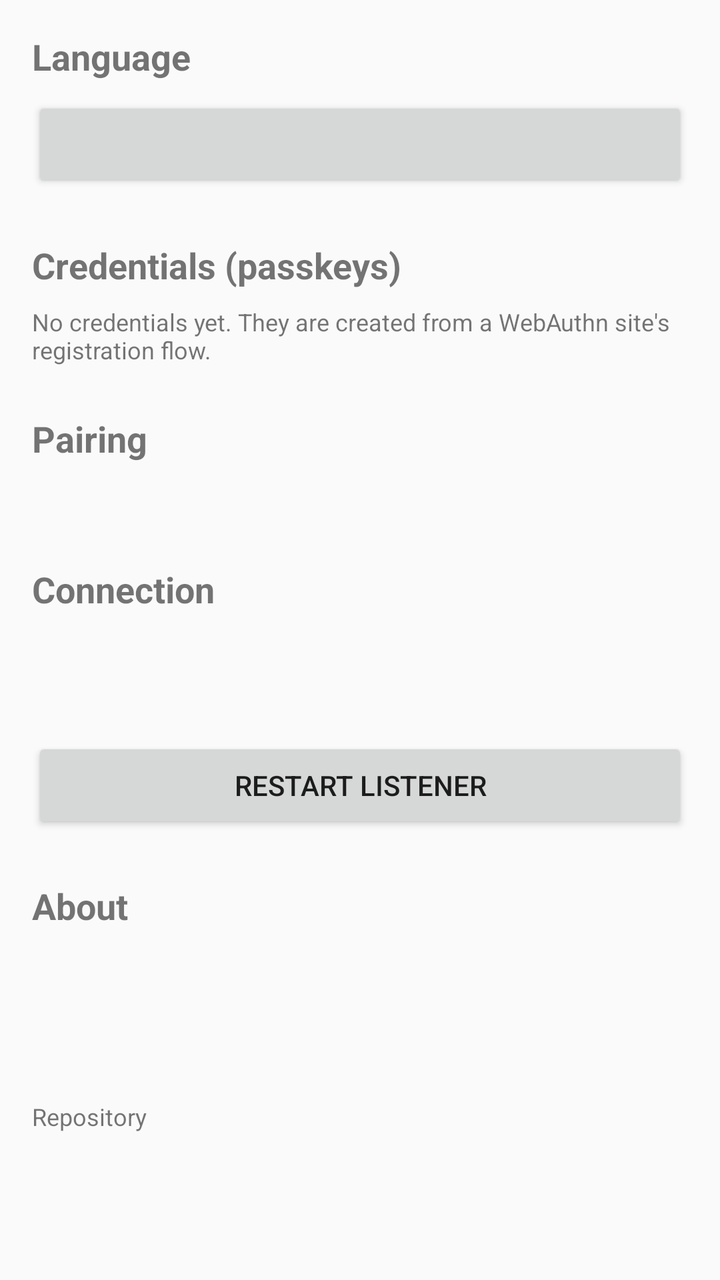
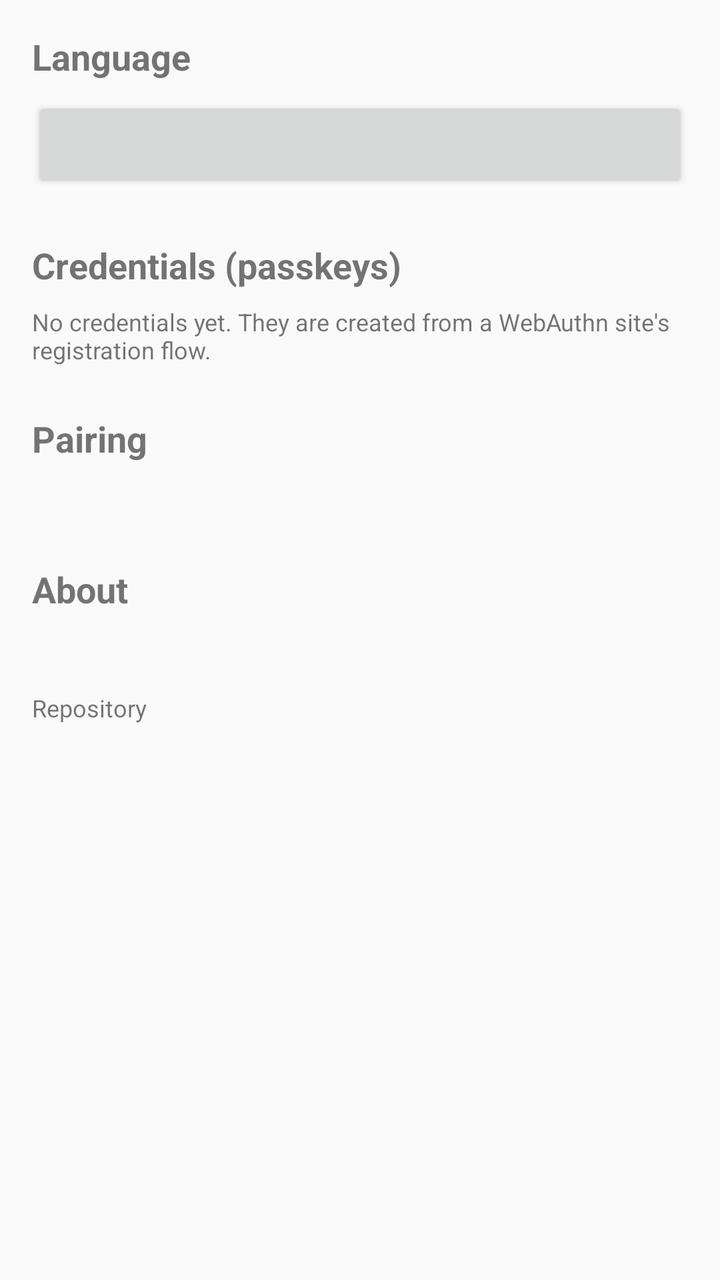

Before-and-after screenshots of an Android layout around one commit, followed by the original layout XML and the change that was made.
<!-- AndroidManifest.xml: application theme Theme.PhoneFido -->
<!-- res/layout/activity_settings.xml -->
<?xml version="1.0" encoding="utf-8"?>
<ScrollView xmlns:android="http://schemas.android.com/apk/res/android"
    android:layout_width="match_parent"
    android:layout_height="match_parent" android:id="@+id/rootSettings">

    <LinearLayout
        android:layout_width="match_parent"
        android:layout_height="wrap_content"
        android:orientation="vertical"
        android:padding="16dp">

        
        <TextView
            android:layout_width="wrap_content"
            android:layout_height="wrap_content"
            android:text="@string/settings_language_title"
            android:textSize="18sp"
            android:textStyle="bold" />

        <Button
            android:id="@+id/btnLanguage"
            android:layout_width="match_parent"
            android:layout_height="wrap_content"
            android:layout_marginTop="8dp" />

        
        <TextView
            android:layout_width="wrap_content"
            android:layout_height="wrap_content"
            android:layout_marginTop="24dp"
            android:text="@string/credentials_title"
            android:textSize="18sp"
            android:textStyle="bold" />

        <TextView
            android:id="@+id/tvSettingsNoCredentials"
            android:layout_width="match_parent"
            android:layout_height="wrap_content"
            android:layout_marginTop="8dp"
            android:text="@string/no_credentials"
            android:textSize="12sp" />

        <LinearLayout
            android:id="@+id/llSettingsCredentials"
            android:layout_width="match_parent"
            android:layout_height="wrap_content"
            android:orientation="vertical" />

        
        <TextView
            android:layout_width="wrap_content"
            android:layout_height="wrap_content"
            android:layout_marginTop="24dp"
            android:text="@string/pairing_title"
            android:textSize="18sp"
            android:textStyle="bold" />

        <TextView
            android:id="@+id/tvPairingState"
            android:layout_width="match_parent"
            android:layout_height="wrap_content"
            android:layout_marginTop="8dp"
            android:textSize="14sp" />

        <LinearLayout
            android:id="@+id/llSettingsPaired"
            android:layout_width="match_parent"
            android:layout_height="wrap_content"
            android:orientation="vertical"
            android:visibility="gone">

            <TextView
                android:layout_width="wrap_content"
                android:layout_height="wrap_content"
                android:layout_marginTop="12dp"
                android:text="@string/sas_label"
                android:textSize="12sp" />

            <TextView
                android:id="@+id/tvSettingsSas"
                android:layout_width="wrap_content"
                android:layout_height="wrap_content"
                android:layout_marginTop="4dp"
                android:fontFamily="monospace"
                android:textSize="20sp"
                android:textStyle="bold" />

            <TextView
                android:layout_width="match_parent"
                android:layout_height="wrap_content"
                android:layout_marginTop="4dp"
                android:text="@string/sas_help"
                android:textSize="12sp" />

            <Button
                android:id="@+id/btnCopyPsk"
                android:layout_width="match_parent"
                android:layout_height="wrap_content"
                android:layout_marginTop="12dp"
                android:text="@string/settings_copy_psk" />

            <Button
                android:id="@+id/btnRegeneratePskSettings"
                android:layout_width="match_parent"
                android:layout_height="wrap_content"
                android:text="@string/btn_regenerate_psk" />

            <Button
                android:id="@+id/btnPairQrSettings"
                android:layout_width="match_parent"
                android:layout_height="wrap_content"
                android:text="@string/btn_pair_qr" />
        </LinearLayout>

        <LinearLayout
            android:id="@+id/llSettingsUnpaired"
            android:layout_width="match_parent"
            android:layout_height="wrap_content"
            android:orientation="vertical"
            android:visibility="gone">

            <TextView
                android:layout_width="match_parent"
                android:layout_height="wrap_content"
                android:layout_marginTop="8dp"
                android:text="@string/unpaired_help"
                android:textSize="12sp" />

            <Button
                android:id="@+id/btnGeneratePskSettings"
                android:layout_width="match_parent"
                android:layout_height="wrap_content"
                android:layout_marginTop="8dp"
                android:text="@string/btn_generate_psk" />

            <Button
                android:id="@+id/btnPairQrSettingsUnpaired"
                android:layout_width="match_parent"
                android:layout_height="wrap_content"
                android:layout_marginTop="8dp"
                android:text="@string/btn_pair_qr" />
        </LinearLayout>

        
        <TextView
            android:layout_width="wrap_content"
            android:layout_height="wrap_content"
            android:layout_marginTop="24dp"
            android:text="@string/status_title"
            android:textSize="18sp"
            android:textStyle="bold" />

        <TextView
            android:id="@+id/tvSettingsListener"
            android:layout_width="match_parent"
            android:layout_height="wrap_content"
            android:layout_marginTop="8dp"
            android:textSize="14sp" />

        <TextView
            android:id="@+id/tvSettingsConnection"
            android:layout_width="match_parent"
            android:layout_height="wrap_content"
            android:layout_marginTop="4dp"
            android:textSize="14sp" />

        <Button
            android:id="@+id/btnRestartListener"
            android:layout_width="match_parent"
            android:layout_height="wrap_content"
            android:layout_marginTop="12dp"
            android:text="@string/settings_restart_listener" />

        
        <TextView
            android:layout_width="wrap_content"
            android:layout_height="wrap_content"
            android:layout_marginTop="24dp"
            android:text="@string/settings_about_title"
            android:textSize="18sp"
            android:textStyle="bold" />

        <TextView
            android:id="@+id/tvAboutVersion"
            android:layout_width="match_parent"
            android:layout_height="wrap_content"
            android:layout_marginTop="8dp"
            android:textSize="14sp" />

        <TextView
            android:id="@+id/tvAboutProtocol"
            android:layout_width="match_parent"
            android:layout_height="wrap_content"
            android:layout_marginTop="4dp"
            android:textSize="14sp" />

        <TextView
            android:id="@+id/tvAboutAaguid"
            android:layout_width="match_parent"
            android:layout_height="wrap_content"
            android:layout_marginTop="4dp"
            android:textSize="14sp" />

        <TextView
            android:layout_width="wrap_content"
            android:layout_height="wrap_content"
            android:layout_marginTop="12dp"
            android:text="@string/settings_about_repo"
            android:textSize="12sp" />

        <TextView
            android:id="@+id/tvRepoLink"
            android:layout_width="wrap_content"
            android:layout_height="wrap_content"
            android:layout_marginTop="2dp"
            android:textSize="14sp" />
    </LinearLayout>
</ScrollView>
<!-- resources referenced by this layout -->
<resources>
  <string name="btn_generate_psk">Generate pairing key</string>
  <string name="btn_pair_qr">Pair with QR code</string>
  <string name="btn_regenerate_psk">Regenerate pairing key</string>
  <string name="credentials_title">Credentials (passkeys)</string>
  <string name="no_credentials">No credentials yet. They are created from a WebAuthn site\'s registration flow.</string>
  <string name="pairing_title">Pairing</string>
  <string name="sas_help">Make sure this code matches the one shown on the PC.</string>
  <string name="sas_label">Confirmation code (SAS)</string>
  <string name="settings_about_repo">Repository</string>
  <string name="settings_about_title">About</string>
  <string name="settings_copy_psk">Copy pairing key</string>
  <string name="settings_language_title">Language</string>
  <string name="settings_restart_listener">Restart listener</string>
  <string name="status_title">Connection</string>
  <string name="unpaired_help">Not paired yet. Generate a key and type it into the PC by hand. The key never travels over USB.</string>
  <style name="Theme.PhoneFido" parent="Theme.AppCompat.Light.DarkActionBar" />
</resources>

<!-- the commit's change to res/layout/activity_settings.xml (unified diff, before → after) -->
@@ -146,36 +146,6 @@
             android:layout_width="wrap_content"
             android:layout_height="wrap_content"
             android:layout_marginTop="24dp"
-            android:text="@string/status_title"
-            android:textSize="18sp"
-            android:textStyle="bold" />
-
-        <TextView
-            android:id="@+id/tvSettingsListener"
-            android:layout_width="match_parent"
-            android:layout_height="wrap_content"
-            android:layout_marginTop="8dp"
-            android:textSize="14sp" />
-
-        <TextView
-            android:id="@+id/tvSettingsConnection"
-            android:layout_width="match_parent"
-            android:layout_height="wrap_content"
-            android:layout_marginTop="4dp"
-            android:textSize="14sp" />
-
-        <Button
-            android:id="@+id/btnRestartListener"
-            android:layout_width="match_parent"
-            android:layout_height="wrap_content"
-            android:layout_marginTop="12dp"
-            android:text="@string/settings_restart_listener" />
-
-        
-        <TextView
-            android:layout_width="wrap_content"
-            android:layout_height="wrap_content"
-            android:layout_marginTop="24dp"
             android:text="@string/settings_about_title"
             android:textSize="18sp"
             android:textStyle="bold" />
@@ -185,20 +155,6 @@
             android:layout_width="match_parent"
             android:layout_height="wrap_content"
             android:layout_marginTop="8dp"
-            android:textSize="14sp" />
-
-        <TextView
-            android:id="@+id/tvAboutProtocol"
-            android:layout_width="match_parent"
-            android:layout_height="wrap_content"
-            android:layout_marginTop="4dp"
-            android:textSize="14sp" />
-
-        <TextView
-            android:id="@+id/tvAboutAaguid"
-            android:layout_width="match_parent"
-            android:layout_height="wrap_content"
-            android:layout_marginTop="4dp"
             android:textSize="14sp" />
 
         <TextView
<!-- resource entries referenced after the edit -->
@@ -12,8 +12,6 @@
   <string name="settings_about_title">About</string>
   <string name="settings_copy_psk">Copy pairing key</string>
   <string name="settings_language_title">Language</string>
-  <string name="settings_restart_listener">Restart listener</string>
-  <string name="status_title">Connection</string>
   <string name="unpaired_help">Not paired yet. Generate a key and type it into the PC by hand. The key never travels over USB.</string>
   <style name="Theme.PhoneFido" parent="Theme.AppCompat.Light.DarkActionBar" />
 </resources>
